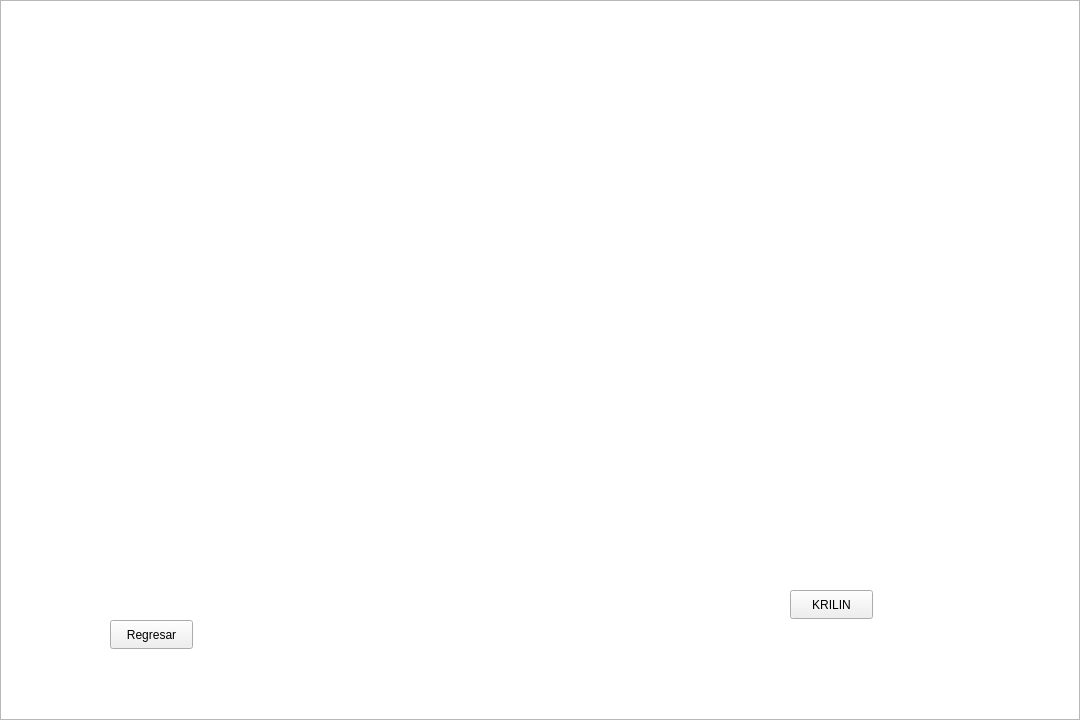
This is Juego/seleccion.ui in jjsv20/ProyectoFinal as Qt 5 draws it before an edit. The edited form follows.
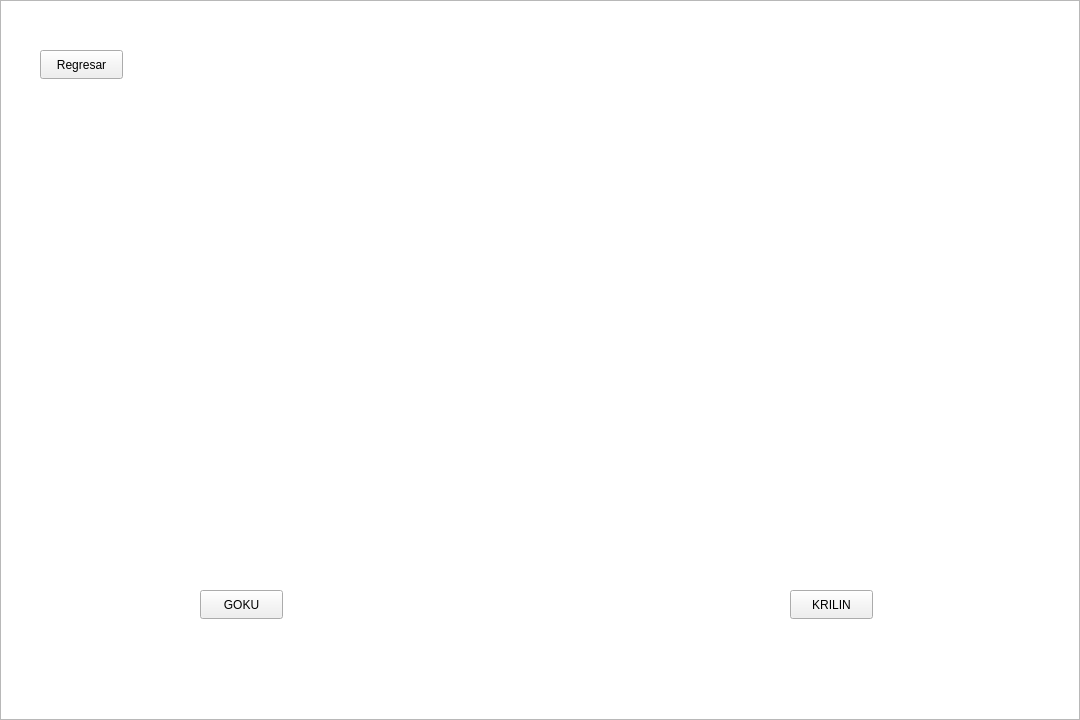
This is the edited form.

Commit message: Sprite de Goku para seleccionar

```diff
--- a/Juego/seleccion.ui
+++ b/Juego/seleccion.ui
@@ -16,8 +16,8 @@
   <widget class="QPushButton" name="regresar">
    <property name="geometry">
     <rect>
-     <x>110</x>
-     <y>620</y>
+     <x>40</x>
+     <y>50</y>
      <width>83</width>
      <height>29</height>
     </rect>
@@ -49,9 +49,23 @@
     <string>KRILIN</string>
    </property>
   </widget>
+  <widget class="QPushButton" name="bthGoku">
+   <property name="geometry">
+    <rect>
+     <x>200</x>
+     <y>590</y>
+     <width>83</width>
+     <height>29</height>
+    </rect>
+   </property>
+   <property name="text">
+    <string>GOKU</string>
+   </property>
+  </widget>
   <zorder>graphicsView</zorder>
   <zorder>regresar</zorder>
   <zorder>btnKrilin</zorder>
+  <zorder>bthGoku</zorder>
  </widget>
  <resources/>
  <connections/>
```
The commit also changes 10 other files.
